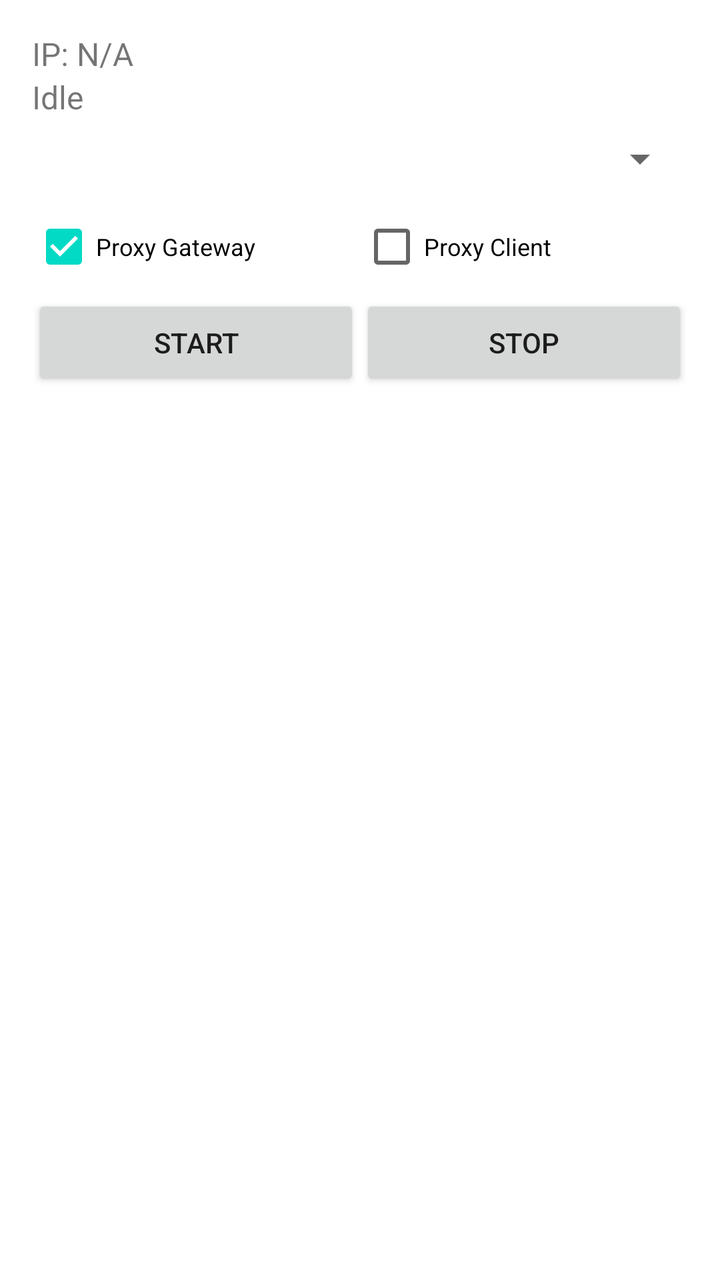
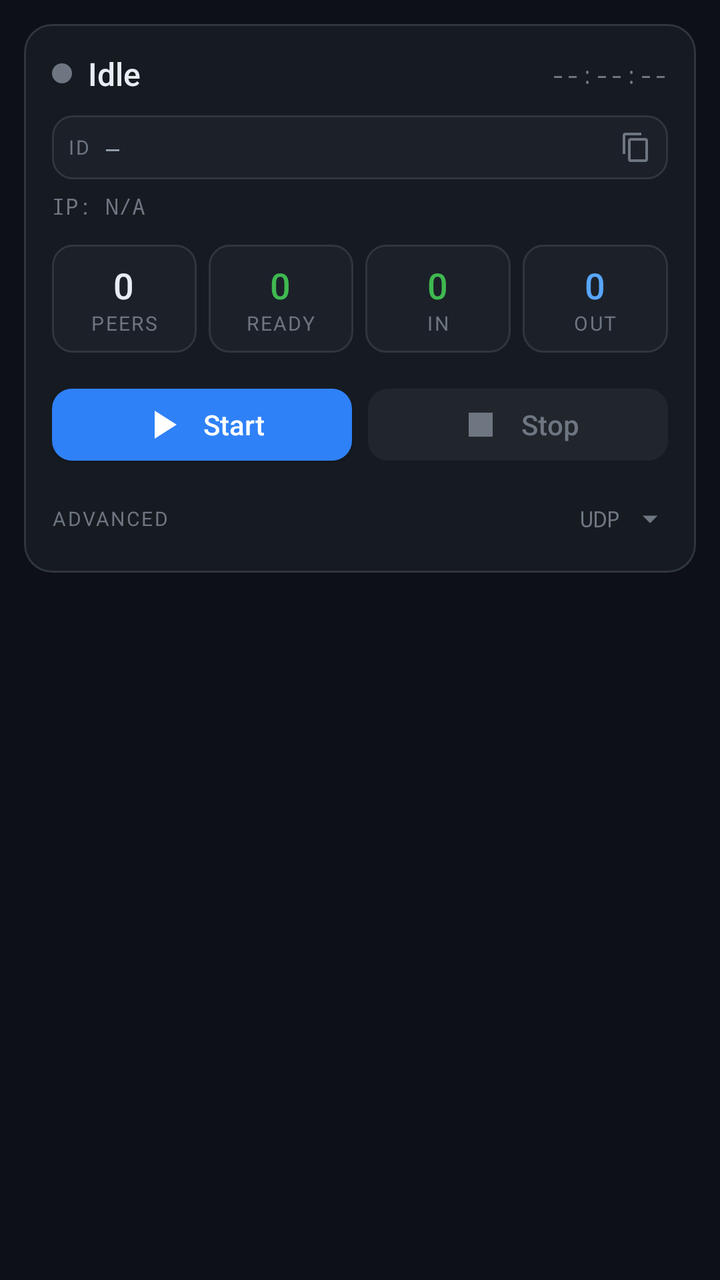

Two renders of the same Android screen: before a commit and after it. Below are the layout's source before the change and the commit's diff.
<!-- AndroidManifest.xml: application theme Theme.MyApplication -->
<!-- res/layout/header_layout.xml -->
<?xml version="1.0" encoding="utf-8"?>
<LinearLayout xmlns:android="http://schemas.android.com/apk/res/android"
    android:layout_width="match_parent"
    android:layout_height="wrap_content"
    android:orientation="vertical"
    android:padding="16dp">

    <TextView
        android:id="@+id/ipAddressText"
        android:layout_width="wrap_content"
        android:layout_height="wrap_content"
        android:text="IP: N/A"
        android:textSize="16sp" />

    <TextView
        android:id="@+id/statusText"
        android:layout_width="wrap_content"
        android:layout_height="wrap_content"
        android:text="Idle"
        android:textSize="16sp" />
        
    <Spinner
        android:id="@+id/comms_mode_spinner"
        android:layout_width="match_parent"
        android:layout_height="wrap_content"
        android:layout_marginTop="8dp"/>

    <LinearLayout
        android:layout_width="match_parent"
        android:layout_height="wrap_content"
        android:layout_marginTop="8dp"
        android:orientation="horizontal">

        <CheckBox
            android:id="@+id/proxyGatewayCheck"
            android:layout_width="0dp"
            android:layout_height="wrap_content"
            android:layout_weight="1"
            android:checked="true"
            android:text="Proxy Gateway"
            android:textSize="12sp"
            android:singleLine="true"
            android:ellipsize="end" />

        <CheckBox
            android:id="@+id/proxyClientCheck"
            android:layout_width="0dp"
            android:layout_height="wrap_content"
            android:layout_weight="1"
            android:text="Proxy Client"
            android:textSize="12sp"
            android:singleLine="true"
            android:ellipsize="end" />

    </LinearLayout>

    <LinearLayout
        android:layout_width="match_parent"
        android:layout_height="wrap_content"
        android:orientation="horizontal">

        <Button
            android:id="@+id/startButton"
            android:layout_width="0dp"
            android:layout_height="wrap_content"
            android:layout_weight="1"
            android:text="Start" />

        <Button
            android:id="@+id/stopButton"
            android:layout_width="0dp"
            android:layout_height="wrap_content"
            android:layout_weight="1"
            android:text="Stop" />

    </LinearLayout>

</LinearLayout>
<!-- resources referenced by this layout -->
<resources>
  <!-- unchanged entries left out for length: 7 -->
</resources>

<!-- the commit's change to res/layout/header_layout.xml (unified diff, before → after) -->
@@ -1,78 +1,370 @@
 <?xml version="1.0" encoding="utf-8"?>
 <LinearLayout xmlns:android="http://schemas.android.com/apk/res/android"
+    xmlns:app="http://schemas.android.com/apk/res-auto"
     android:layout_width="match_parent"
     android:layout_height="wrap_content"
     android:orientation="vertical"
-    android:padding="16dp">
-
-    <TextView
-        android:id="@+id/ipAddressText"
-        android:layout_width="wrap_content"
-        android:layout_height="wrap_content"
-        android:text="IP: N/A"
-        android:textSize="16sp" />
-
-    <TextView
-        android:id="@+id/statusText"
-        android:layout_width="wrap_content"
-        android:layout_height="wrap_content"
-        android:text="Idle"
-        android:textSize="16sp" />
-        
-    <Spinner
-        android:id="@+id/comms_mode_spinner"
+    android:background="@color/surface_0"
+    android:paddingHorizontal="12dp"
+    android:paddingTop="12dp"
+    android:paddingBottom="8dp">
+
+    <com.google.android.material.card.MaterialCardView
+        style="@style/Widget.LiteP2P.Card"
         android:layout_width="match_parent"
-        android:layout_height="wrap_content"
-        android:layout_marginTop="8dp"/>
-
-    <LinearLayout
-        android:layout_width="match_parent"
-        android:layout_height="wrap_content"
-        android:layout_marginTop="8dp"
-        android:orientation="horizontal">
-
-        <CheckBox
-            android:id="@+id/proxyGatewayCheck"
-            android:layout_width="0dp"
+        android:layout_height="wrap_content">
+
+        <LinearLayout
+            android:layout_width="match_parent"
             android:layout_height="wrap_content"
-            android:layout_weight="1"
-            android:checked="true"
-            android:text="Proxy Gateway"
-            android:textSize="12sp"
-            android:singleLine="true"
-            android:ellipsize="end" />
-
-        <CheckBox
-            android:id="@+id/proxyClientCheck"
-            android:layout_width="0dp"
-            android:layout_height="wrap_content"
-            android:layout_weight="1"
-            android:text="Proxy Client"
-            android:textSize="12sp"
-            android:singleLine="true"
-            android:ellipsize="end" />
-
-    </LinearLayout>
-
-    <LinearLayout
-        android:layout_width="match_parent"
-        android:layout_height="wrap_content"
-        android:orientation="horizontal">
-
-        <Button
-            android:id="@+id/startButton"
-            android:layout_width="0dp"
-            android:layout_height="wrap_content"
-            android:layout_weight="1"
-            android:text="Start" />
-
-        <Button
-            android:id="@+id/stopButton"
-            android:layout_width="0dp"
-            android:layout_height="wrap_content"
-            android:layout_weight="1"
-            android:text="Stop" />
-
-    </LinearLayout>
+            android:orientation="vertical"
+            android:padding="14dp">
+
+            
+            <LinearLayout
+                android:layout_width="match_parent"
+                android:layout_height="wrap_content"
+                android:orientation="horizontal"
+                android:gravity="center_vertical">
+
+                <View
+                    android:id="@+id/statusDot"
+                    android:layout_width="10dp"
+                    android:layout_height="10dp"
+                    android:background="@drawable/bg_status_dot" />
+
+                <TextView
+                    android:id="@+id/statusText"
+                    android:layout_width="0dp"
+                    android:layout_height="wrap_content"
+                    android:layout_weight="1"
+                    android:layout_marginStart="8dp"
+                    android:text="Idle"
+                    android:textColor="@color/text_primary"
+                    android:textSize="16sp"
+                    android:fontFamily="sans-serif-medium"
+                    android:singleLine="true"
+                    android:ellipsize="end" />
+
+                <TextView
+                    android:id="@+id/uptimeText"
+                    android:layout_width="wrap_content"
+                    android:layout_height="wrap_content"
+                    android:text="--:--:--"
+                    android:fontFamily="monospace"
+                    android:textColor="@color/text_tertiary"
+                    android:textSize="12sp" />
+
+            </LinearLayout>
+
+            
+            <LinearLayout
+                android:id="@+id/peerIdRow"
+                android:layout_width="match_parent"
+                android:layout_height="wrap_content"
+                android:layout_marginTop="10dp"
+                android:orientation="horizontal"
+                android:gravity="center_vertical"
+                android:background="@drawable/bg_stat_tile"
+                android:padding="8dp">
+
+                <TextView
+                    android:layout_width="wrap_content"
+                    android:layout_height="wrap_content"
+                    android:text="ID"
+                    android:textAppearance="@style/TextAppearance.LiteP2P.Label" />
+
+                <TextView
+                    android:id="@+id/peerIdText"
+                    android:layout_width="0dp"
+                    android:layout_height="wrap_content"
+                    android:layout_weight="1"
+                    android:layout_marginStart="8dp"
+                    android:text="—"
+                    android:fontFamily="monospace"
+                    android:textColor="@color/text_secondary"
+                    android:textSize="11sp"
+                    android:singleLine="true"
+                    android:ellipsize="middle" />
+
+                <ImageView
+                    android:layout_width="16dp"
+                    android:layout_height="16dp"
+                    android:src="@drawable/ic_copy"
+                    android:contentDescription="Copy peer ID"
+                    app:tint="@color/text_tertiary" />
+
+            </LinearLayout>
+
+            <TextView
+                android:id="@+id/ipAddressText"
+                android:layout_width="match_parent"
+                android:layout_height="wrap_content"
+                android:layout_marginTop="6dp"
+                android:text="IP: N/A"
+                android:fontFamily="monospace"
+                android:textColor="@color/text_tertiary"
+                android:textSize="11sp" />
+
+            
+            <LinearLayout
+                android:layout_width="match_parent"
+                android:layout_height="wrap_content"
+                android:layout_marginTop="12dp"
+                android:orientation="horizontal"
+                android:baselineAligned="false">
+
+                <LinearLayout
+                    android:id="@+id/statPeers"
+                    android:layout_width="0dp"
+                    android:layout_height="wrap_content"
+                    android:layout_weight="1"
+                    android:orientation="vertical"
+                    android:gravity="center"
+                    android:background="@drawable/bg_stat_tile"
+                    android:paddingVertical="8dp">
+
+                    <TextView
+                        android:id="@+id/statPeersValue"
+                        android:layout_width="wrap_content"
+                        android:layout_height="wrap_content"
+                        android:text="0"
+                        android:textAppearance="@style/TextAppearance.LiteP2P.StatValue" />
+
+                    <TextView
+                        android:layout_width="wrap_content"
+                        android:layout_height="wrap_content"
+                        android:text="PEERS"
+                        android:textAppearance="@style/TextAppearance.LiteP2P.Label" />
+
+                </LinearLayout>
+
+                <LinearLayout
+                    android:layout_width="0dp"
+                    android:layout_height="wrap_content"
+                    android:layout_weight="1"
+                    android:layout_marginStart="6dp"
+                    android:orientation="vertical"
+                    android:gravity="center"
+                    android:background="@drawable/bg_stat_tile"
+                    android:paddingVertical="8dp">
+
+                    <TextView
+                        android:id="@+id/statReadyValue"
+                        android:layout_width="wrap_content"
+                        android:layout_height="wrap_content"
+                        android:text="0"
+                        android:textColor="@color/status_ok"
+                        android:textAppearance="@style/TextAppearance.LiteP2P.StatValue" />
+
+                    <TextView
+                        android:layout_width="wrap_content"
+                        android:layout_height="wrap_content"
+                        android:text="READY"
+                        android:textAppearance="@style/TextAppearance.LiteP2P.Label" />
+
+                </LinearLayout>
+
+                <LinearLayout
+                    android:layout_width="0dp"
+                    android:layout_height="wrap_content"
+                    android:layout_weight="1"
+                    android:layout_marginStart="6dp"
+                    android:orientation="vertical"
+                    android:gravity="center"
+                    android:background="@drawable/bg_stat_tile"
+                    android:paddingVertical="8dp">
+
+                    <TextView
+                        android:id="@+id/statInValue"
+                        android:layout_width="wrap_content"
+                        android:layout_height="wrap_content"
+                        android:text="0"
+                        android:textColor="@color/msg_in"
+                        android:textAppearance="@style/TextAppearance.LiteP2P.StatValue" />
+
+                    <TextView
+                        android:layout_width="wrap_content"
+                        android:layout_height="wrap_content"
+                        android:text="IN"
+                        android:textAppearance="@style/TextAppearance.LiteP2P.Label" />
+
+                </LinearLayout>
+
+                <LinearLayout
+                    android:layout_width="0dp"
+                    android:layout_height="wrap_content"
+                    android:layout_weight="1"
+                    android:layout_marginStart="6dp"
+                    android:orientation="vertical"
+                    android:gravity="center"
+                    android:background="@drawable/bg_stat_tile"
+                    android:paddingVertical="8dp">
+
+                    <TextView
+                        android:id="@+id/statOutValue"
+                        android:layout_width="wrap_content"
+                        android:layout_height="wrap_content"
+                        android:text="0"
+                        android:textColor="@color/msg_out"
+                        android:textAppearance="@style/TextAppearance.LiteP2P.StatValue" />
+
+                    <TextView
+                        android:layout_width="wrap_content"
+                        android:layout_height="wrap_content"
+                        android:text="OUT"
+                        android:textAppearance="@style/TextAppearance.LiteP2P.Label" />
+
+                </LinearLayout>
+
+            </LinearLayout>
+
+            
+            <LinearLayout
+                android:layout_width="match_parent"
+                android:layout_height="wrap_content"
+                android:layout_marginTop="12dp"
+                android:orientation="horizontal">
+
+                <com.google.android.material.button.MaterialButton
+                    android:id="@+id/startButton"
+                    style="@style/Widget.LiteP2P.Button.Primary"
+                    android:layout_width="0dp"
+                    android:layout_height="wrap_content"
+                    android:layout_weight="1"
+                    android:text="Start"
+                    app:icon="@drawable/ic_play"
+                    app:iconGravity="textStart" />
+
+                <com.google.android.material.button.MaterialButton
+                    android:id="@+id/stopButton"
+                    style="@style/Widget.LiteP2P.Button.Stop"
+                    android:layout_width="0dp"
+                    android:layout_height="wrap_content"
+                    android:layout_weight="1"
+                    android:layout_marginStart="8dp"
+                    android:enabled="false"
+                    android:text="Stop"
+                    app:icon="@drawable/ic_stop"
+                    app:iconGravity="textStart" />
+
+            </LinearLayout>
+
+            
+            <LinearLayout
+                android:id="@+id/advancedToggle"
+                android:layout_width="match_parent"
+                android:layout_height="wrap_content"
+                android:layout_marginTop="10dp"
+                android:orientation="horizontal"
+                android:gravity="center_vertical"
+                android:paddingVertical="4dp">
+
+                <TextView
+                    android:layout_width="0dp"
+                    android:layout_height="wrap_content"
+                    android:layout_weight="1"
+                    android:text="ADVANCED"
+                    android:textAppearance="@style/TextAppearance.LiteP2P.Label" />
+
+                <TextView
+                    android:id="@+id/advancedSummary"
+                    android:layout_width="wrap_content"
+                    android:layout_height="wrap_content"
+                    android:layout_marginEnd="6dp"
+                    android:text="UDP"
+                    android:fontFamily="monospace"
+                    android:textColor="@color/text_tertiary"
+                    android:textSize="11sp" />
+
+                <ImageView
+                    android:id="@+id/advancedChevron"
+                    android:layout_width="18dp"
+                    android:layout_height="18dp"
+                    android:src="@drawable/ic_chevron_down"
+                    android:contentDescription="Toggle advanced options"
+                    app:tint="@color/text_tertiary" />
+
+            </LinearLayout>
+
+            <LinearLayout
+                android:id="@+id/advancedPanel"
+                android:layout_width="match_parent"
+                android:layout_height="wrap_content"
+                android:orientation="vertical"
+                android:visibility="gone">
+
+                <TextView
+                    android:layout_width="wrap_content"
+                    android:layout_height="wrap_content"
+                    android:layout_marginTop="6dp"
+                    android:text="TRANSPORT"
+                    android:textAppearance="@style/TextAppearance.LiteP2P.Label" />
+
+                <Spinner
+                    android:id="@+id/comms_mode_spinner"
+                    android:layout_width="match_parent"
+                    android:layout_height="wrap_content"
+                    android:layout_marginTop="4dp"
+                    android:background="@drawable/bg_stat_tile"
+                    android:paddingHorizontal="10dp"
+                    android:paddingVertical="6dp" />
+
+                <TextView
+                    android:layout_width="wrap_content"
+                    android:layout_height="wrap_content"
+                    android:layout_marginTop="12dp"
+                    android:text="PROXY ROLES"
+                    android:textAppearance="@style/TextAppearance.LiteP2P.Label" />
+
+                <com.google.android.material.chip.ChipGroup
+                    android:layout_width="match_parent"
+                    android:layout_height="wrap_content"
+                    android:layout_marginTop="4dp"
+                    app:singleSelection="false"
+                    app:chipSpacingHorizontal="6dp">
+
+                    
+                    <com.google.android.material.chip.Chip
+                        android:id="@+id/proxyGatewayCheck"
+                        style="@style/Widget.LiteP2P.Chip"
+                        android:layout_width="wrap_content"
+                        android:layout_height="wrap_content"
+                        android:text="Gateway"
+                        android:checked="false" />
+
+                    <com.google.android.material.chip.Chip
+                        android:id="@+id/proxyClientCheck"
+                        style="@style/Widget.LiteP2P.Chip"
+                        android:layout_width="wrap_content"
+                        android:layout_height="wrap_content"
+                        android:text="Client"
+                        android:checked="true" />
+
+                </com.google.android.material.chip.ChipGroup>
+
+                <TextView
+                    android:layout_width="wrap_content"
+                    android:layout_height="wrap_content"
+                    android:layout_marginTop="12dp"
+                    android:text="BACKGROUND"
+                    android:textAppearance="@style/TextAppearance.LiteP2P.Label" />
+
+                
+                <com.google.android.material.button.MaterialButton
+                    android:id="@+id/batteryExemptionButton"
+                    style="@style/Widget.LiteP2P.Button.Outlined"
+                    android:layout_width="match_parent"
+                    android:layout_height="wrap_content"
+                    android:layout_marginTop="4dp"
+                    android:text="Allow background battery use"
+                    app:icon="@drawable/ic_bolt"
+                    app:iconGravity="textStart" />
+
+            </LinearLayout>
+
+        </LinearLayout>
+
+    </com.google.android.material.card.MaterialCardView>
 
 </LinearLayout>
<!-- resource entries referenced after the edit -->
@@ -1,5 +1,140 @@
 <!-- resources referenced by this layout -->
 <resources>
+  <color name="msg_in">#FF3FB950</color>
+  <color name="msg_out">#FF58A6FF</color>
+  <color name="status_ok">#FF3FB950</color>
+  <color name="surface_0">#FF0D1117</color>
+  <color name="text_primary">#FFE6EDF3</color>
+  <color name="text_secondary">#FF9DA7B3</color>
+  <color name="text_tertiary">#FF6E7681</color>
+  <!-- drawable bg_stat_tile (drawable) -->
+  <?xml version="1.0" encoding="utf-8"?>
+  <shape xmlns:android="http://schemas.android.com/apk/res/android"
+      android:shape="rectangle">
+      <solid android:color="@color/surface_2" />
+      <corners android:radius="10dp" />
+      <stroke
+          android:width="1dp"
+          android:color="@color/stroke" />
+  </shape>
+  <!-- drawable bg_status_dot (drawable) -->
+  <?xml version="1.0" encoding="utf-8"?>
+  <shape xmlns:android="http://schemas.android.com/apk/res/android"
+      android:shape="oval">
+      <solid android:color="@color/status_idle" />
+  </shape>
+  <!-- drawable ic_bolt (drawable) -->
+  <vector xmlns:android="http://schemas.android.com/apk/res/android"
+      android:width="24dp"
+      android:height="24dp"
+      android:viewportWidth="24"
+      android:viewportHeight="24"
+      android:tint="?attr/colorControlNormal">
+      <path
+          android:fillColor="@android:color/white"
+          android:pathData="M11,21h-1l1,-7H7.5c-0.88,0 -0.33,-0.75 -0.31,-0.78C8.48,10.94 10.42,7.54 13.01,3h1l-1,7h3.51c0.4,0 0.62,0.19 0.4,0.66C12.97,17.55 11,21 11,21z" />
+  </vector>
+  <!-- drawable ic_chevron_down (drawable) -->
+  <vector xmlns:android="http://schemas.android.com/apk/res/android"
+      android:width="24dp"
+      android:height="24dp"
+      android:viewportWidth="24"
+      android:viewportHeight="24"
+      android:tint="?attr/colorControlNormal">
+      <path
+          android:fillColor="@android:color/white"
+          android:pathData="M7,10l5,5 5,-5z" />
+  </vector>
+  <!-- drawable ic_copy (drawable) -->
+  <vector xmlns:android="http://schemas.android.com/apk/res/android"
+      android:width="24dp"
+      android:height="24dp"
+      android:viewportWidth="24"
+      android:viewportHeight="24"
+      android:tint="?attr/colorControlNormal">
+      <path
+          android:fillColor="@android:color/white"
+          android:pathData="M16,1H4C2.9,1 2,1.9 2,3v14h2V3h12V1zM19,5H8C6.9,5 6,5.9 6,7v14c0,1.1 0.9,2 2,2h11c1.1,0 2,-0.9 2,-2V7C21,5.9 20.1,5 19,5zM19,21H8V7h11V21z" />
+  </vector>
+  <!-- drawable ic_play (drawable) -->
+  <vector xmlns:android="http://schemas.android.com/apk/res/android"
+      android:width="24dp"
+      android:height="24dp"
+      android:viewportWidth="24"
+      android:viewportHeight="24"
+      android:tint="?attr/colorControlNormal">
+      <path
+          android:fillColor="@android:color/white"
+          android:pathData="M8,5v14l11,-7z" />
+  </vector>
+  <!-- drawable ic_stop (drawable) -->
+  <vector xmlns:android="http://schemas.android.com/apk/res/android"
+      android:width="24dp"
+      android:height="24dp"
+      android:viewportWidth="24"
+      android:viewportHeight="24"
+      android:tint="?attr/colorControlNormal">
+      <path
+          android:fillColor="@android:color/white"
+          android:pathData="M6,6h12v12H6z" />
+  </vector>
+  <style name="TextAppearance.LiteP2P.Label" parent="TextAppearance.MaterialComponents.Caption">
+          <item name="android:textColor">@color/text_tertiary</item>
+          <item name="android:textSize">10sp</item>
+          <item name="android:textAllCaps">true</item>
+          <item name="android:letterSpacing">0.08</item>
+          <item name="android:fontFamily">sans-serif-medium</item>
+      </style>
+  <style name="TextAppearance.LiteP2P.StatValue" parent="TextAppearance.MaterialComponents.Headline6">
+          <item name="android:textColor">@color/text_primary</item>
+          <item name="android:textSize">18sp</item>
+          <item name="android:fontFamily">monospace</item>
+      </style>
+  <style name="Widget.LiteP2P.Button.Outlined" parent="Widget.MaterialComponents.Button.OutlinedButton">
+          <item name="android:textAllCaps">false</item>
+          <item name="android:textSize">13sp</item>
+          <item name="android:letterSpacing">0</item>
+          <item name="cornerRadius">10dp</item>
+          <item name="strokeColor">@color/stroke</item>
+          <item name="android:textColor">@color/text_secondary</item>
+          <item name="iconTint">@color/text_secondary</item>
+      </style>
+  <style name="Widget.LiteP2P.Button.Primary" parent="Widget.LiteP2P.Button">
+          <item name="backgroundTint">@color/btn_primary_bg</item>
+          <item name="android:textColor">@color/btn_primary_text</item>
+          <item name="iconTint">@color/btn_primary_text</item>
+      </style>
+  <style name="Widget.LiteP2P.Button.Stop" parent="Widget.LiteP2P.Button">
+          <item name="backgroundTint">@color/btn_stop_bg</item>
+          <item name="android:textColor">@color/btn_stop_text</item>
+          <item name="iconTint">@color/btn_stop_text</item>
+      </style>
+  <style name="Widget.LiteP2P.Card" parent="Widget.MaterialComponents.CardView">
+          <item name="cardBackgroundColor">@color/surface_1</item>
+          <item name="cardCornerRadius">14dp</item>
+          <item name="cardElevation">0dp</item>
+          <item name="strokeColor">@color/stroke</item>
+          <item name="strokeWidth">1dp</item>
+      </style>
+  <style name="Widget.LiteP2P.Chip" parent="Widget.MaterialComponents.Chip.Filter">
+          <item name="chipBackgroundColor">@color/chip_bg</item>
+          <item name="android:textColor">@color/chip_text</item>
+          <item name="chipStrokeColor">@color/stroke</item>
+          <item name="chipStrokeWidth">1dp</item>
+          <item name="chipCornerRadius">8dp</item>
+          <item name="android:textSize">12sp</item>
+      </style>
+  <color name="surface_2">#FF1C2129</color>
+  <color name="stroke">#FF30363D</color>
+  <color name="status_idle">#FF6E7681</color>
+  <style name="Widget.LiteP2P.Button" parent="Widget.MaterialComponents.Button">
+          <item name="android:textAllCaps">false</item>
+          <item name="android:textSize">14sp</item>
+          <item name="android:letterSpacing">0</item>
+          <item name="cornerRadius">10dp</item>
+          <item name="elevation">0dp</item>
+      </style>
+  <color name="surface_1">#FF161B22</color>
   <!-- unchanged entries left out for length: 7 -->
 </resources>
 
